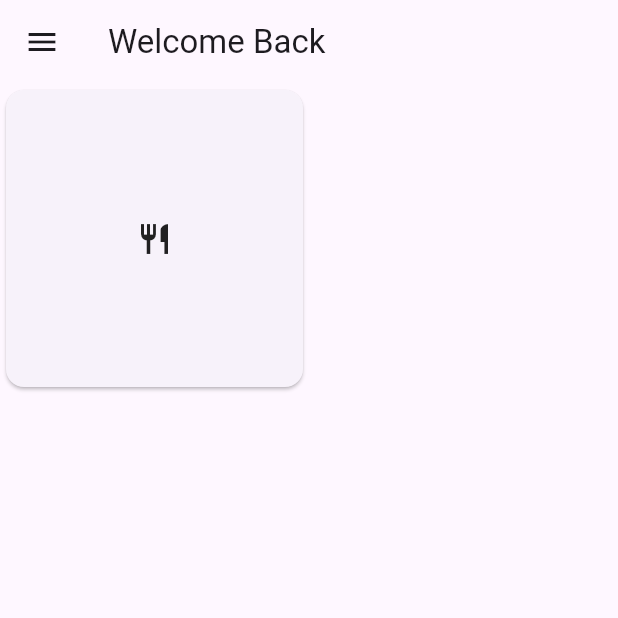
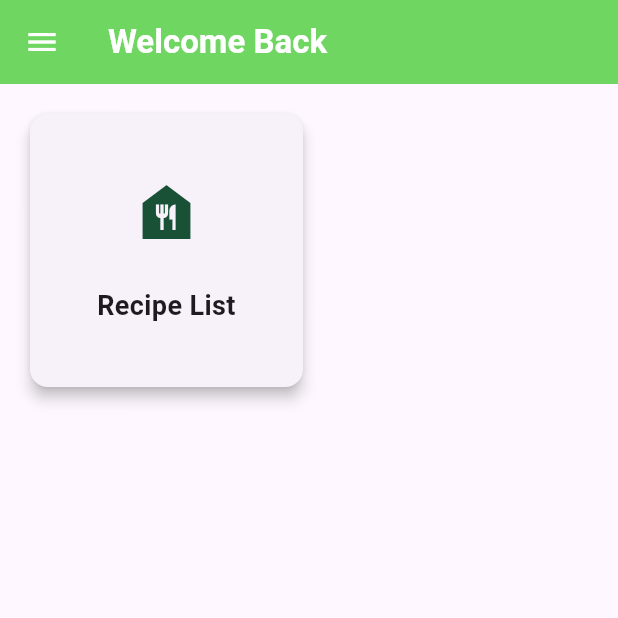
Before and after one commit to Zer0-01/Flutter-Recipe-Shot, a Flutter app: the HomeView screen opened by its route, on a phone screen of 412 x 824 dp, the top half of it. Run offline on Flutter 3.47's test engine with Material 3 defaults, Android fonts, the phone set to English and light mode, and no system bars; our stand-ins replace cloud_firestore, firebase_auth, firebase_core; accounts and stored records are empty.

Commit message:
feat: update UI for the Home View
Enhance UI for the Home View
Add signout feature

```diff
--- a/lib/features/home/view/home_view.dart
+++ b/lib/features/home/view/home_view.dart
@@ -1,5 +1,6 @@
 import 'package:flutter/material.dart';
 import 'package:flutter_recipe_shot/features/home/vm/home_vm.dart';
+import 'package:flutter_recipe_shot/features/home/widget/home_card_widget.dart';
 import 'package:flutter_recipe_shot/res/colors/app_colors.dart';
 
 class HomeView extends StatefulWidget {
@@ -16,7 +17,9 @@ class _HomeViewState extends State<HomeView> {
   Widget build(BuildContext context) {
     return Scaffold(
       appBar: AppBar(
-        title: const Text('Welcome Back'),
+        foregroundColor: AppColors.whiteColor,
+        backgroundColor: AppColors.lightGreenColor,
+        title: const Text('Welcome Back', style: TextStyle(fontWeight: FontWeight.bold),),
       ),
       drawer: Drawer(
         child: ListView(
@@ -32,23 +35,26 @@ class _HomeViewState extends State<HomeView> {
             ),
             ListTile(
               title: const Text('Setting'),
-              onTap: () {},
+              onTap: () {
+                vm.signOut(context);
+              },
             ),
           ],
         ),
       ),
-      body: GridView.count(
+      body: Padding(
+        padding: const EdgeInsets.all(16.0),
+        child: GridView.count(
           crossAxisCount: 2,
           children: <Widget>[
             GestureDetector(
               onTap: () {
                 vm.toRecipesView(context);
               },
-            child: const Card(
-              child: Icon(Icons.restaurant),
-            ),
+              child: const HomeCardWidget(icon: Icons.food_bank, title: 'Recipe List')
             )
           ],
+        ),
       ),
     );
   }
--- /dev/null
+++ b/lib/features/home/widget/home_card_widget.dart
@@ -0,0 +1,39 @@
+import 'package:flutter/material.dart';
+import 'package:flutter_recipe_shot/res/colors/app_colors.dart';
+
+class HomeCardWidget extends StatelessWidget {
+  final IconData icon;
+  final String title;
+  const HomeCardWidget({super.key, required this.icon, required this.title});
+
+  @override
+  Widget build(BuildContext context) {
+    return Card(
+      elevation: 4.0,
+      shape: RoundedRectangleBorder(
+        borderRadius: BorderRadius.circular(12.0),
+      ),
+      child: Padding(
+        padding: const EdgeInsets.all(16.0),
+        child: Column(
+          mainAxisAlignment: MainAxisAlignment.spaceEvenly,
+          children: [
+            Icon(
+              icon,
+              size: 48.0, // Adjust size as needed
+              color: AppColors.darkGreenColor, // Adjust color as needed
+            ),
+            Text(
+              title,
+              style: const TextStyle(
+                fontSize: 18.0,
+                fontWeight: FontWeight.bold,
+              ),
+              textAlign: TextAlign.center,
+            ),
+          ],
+        ),
+      ),
+    );
+  }
+}
```
Also changed, not shown: lib/features/home/vm/home_vm.dart (+25 -0 lines). Lines whose indentation alone changed are shown as unchanged.
